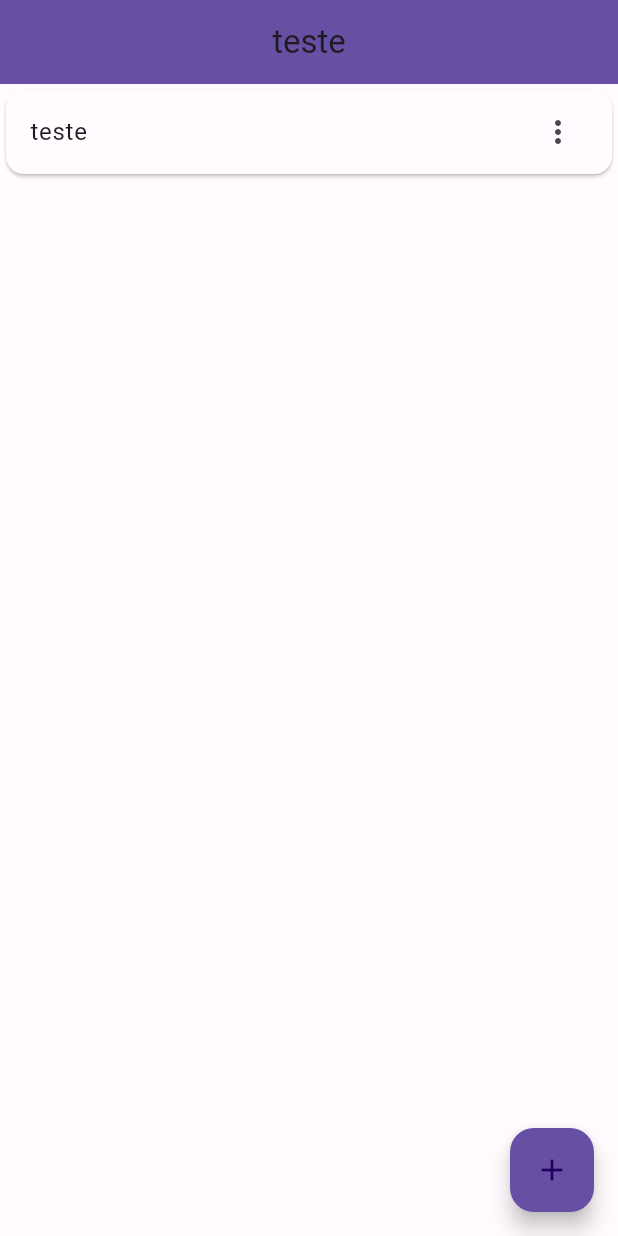
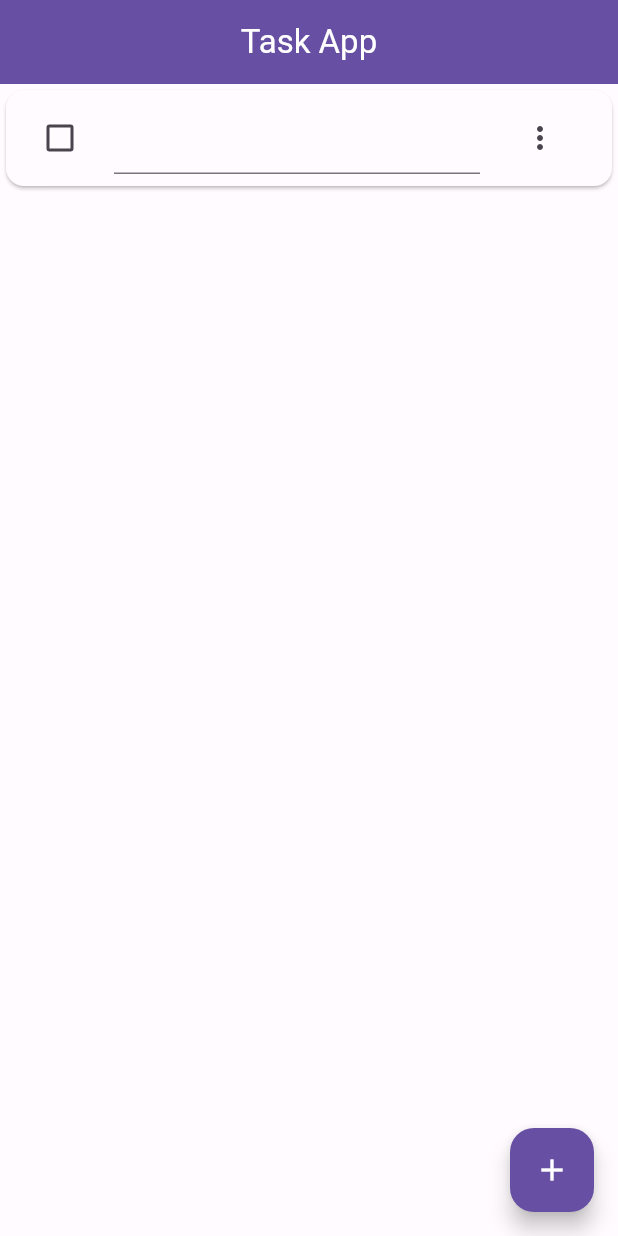
Before and after one commit to igorgouveia1/flutter_task_app, a Flutter app: the screen it shows after launch, after a tap on the "add" icon, on a phone screen of 412 x 824 dp. Run offline on Flutter 3.47's test engine with Material 2 defaults, Android fonts, the phone set to English and light mode, and no system bars.

Commit message:
adicionado botões para editar e deletar

```diff
--- a/lib/main.dart
+++ b/lib/main.dart
@@ -1,18 +1,26 @@
 import 'package:flutter/material.dart';
 import 'package:flutter_task_app/src/shared/schemes/color_schemes.g.dart';
+import 'package:flutter_task_app/src/widgets/check_box_tile.dart';
 
 void main() {
   runApp(const MyApp());
 }
 
-class MyApp extends StatelessWidget {
+class MyApp extends StatefulWidget {
   const MyApp({super.key});
+
+  @override
+  State<MyApp> createState() => _MyAppState();
+}
+
+class _MyAppState extends State<MyApp> {
+  final List<Widget> _listItems = [];
 
   // This widget is the root of your application.
   @override
   Widget build(BuildContext context) {
     return MaterialApp(
-      title: 'Flutter Demo',
+      title: 'Task App',
       debugShowCheckedModeBanner: false,
       themeMode: ThemeMode.light,
       theme: ThemeData(
@@ -35,21 +43,29 @@ class MyApp extends StatelessWidget {
       ),
       home: Scaffold(
         appBar: AppBar(
-          title: const Text('teste'),
+          title: const Text(
+            'Task App',
+            style: TextStyle(color: Colors.white),
+          ),
         ),
-        body: ListView(
-          children: const [
-            Card(
-              child: ListTile(
-                title: Text('teste'),
-                trailing: Icon(Icons.more_vert),
-              ),
-            )
-          ],
+        body: ListView.builder(
+          itemCount: _listItems.length,
+          itemBuilder: (BuildContext context, int index) {
+            return _listItems[index];
+          },
         ),
         floatingActionButton: FloatingActionButton(
-          onPressed: () {},
-          child: const Icon(Icons.add),
+          onPressed: () {
+            setState(() {
+              _listItems.add(
+                const Card(child: Task()),
+              );
+            });
+          },
+          child: const Icon(
+            Icons.add,
+            color: Colors.white,
+          ),
         ),
       ),
     );
--- /dev/null
+++ b/lib/src/widgets/check_box_tile.dart
@@ -0,0 +1,53 @@
+import 'package:flutter/material.dart';
+
+enum SampleItem { itemOne, itemTwo, itemThree }
+
+class Task extends StatefulWidget {
+  const Task({super.key});
+
+  @override
+  State<Task> createState() => _TaskState();
+}
+
+class _TaskState extends State<Task> {
+  bool _isChecked = false;
+  String _taskText = '';
+  SampleItem? selectedMenu;
+
+  @override
+  Widget build(BuildContext context) {
+    return CheckboxListTile(
+        controlAffinity: ListTileControlAffinity.leading,
+        value: _isChecked,
+        onChanged: (value) {
+          setState(() {
+            _isChecked = value!;
+          });
+        },
+        title: TextField(
+          onChanged: (text) {
+            setState(() {
+              _taskText = text;
+            });
+          },
+        ),
+        secondary: PopupMenuButton(
+          initialValue: selectedMenu,
+          onSelected: (item) {
+            setState(() {
+              selectedMenu = item;
+            });
+          },
+          itemBuilder: (context) => [
+            const PopupMenuItem(
+              value: SampleItem.itemOne,
+              child: Text('Edit'),
+            ),
+            const PopupMenuItem(
+              value: SampleItem.itemTwo,
+              child: Text('Delete'),
+            )
+          ],
+        ));
+  }
+}
```
